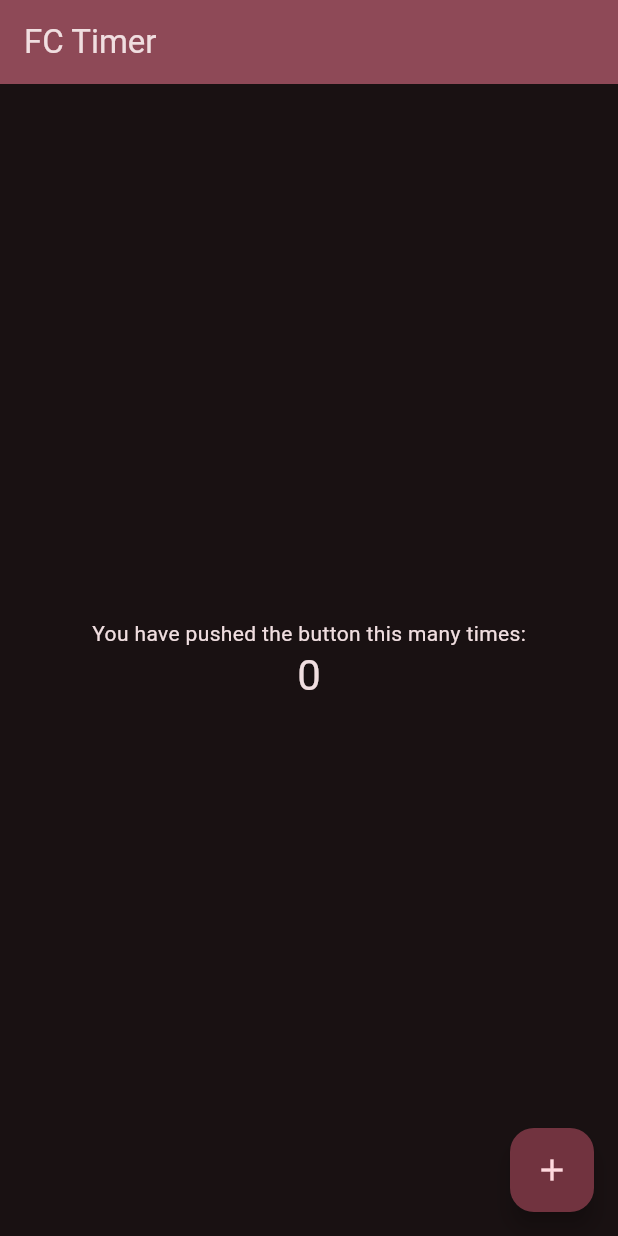
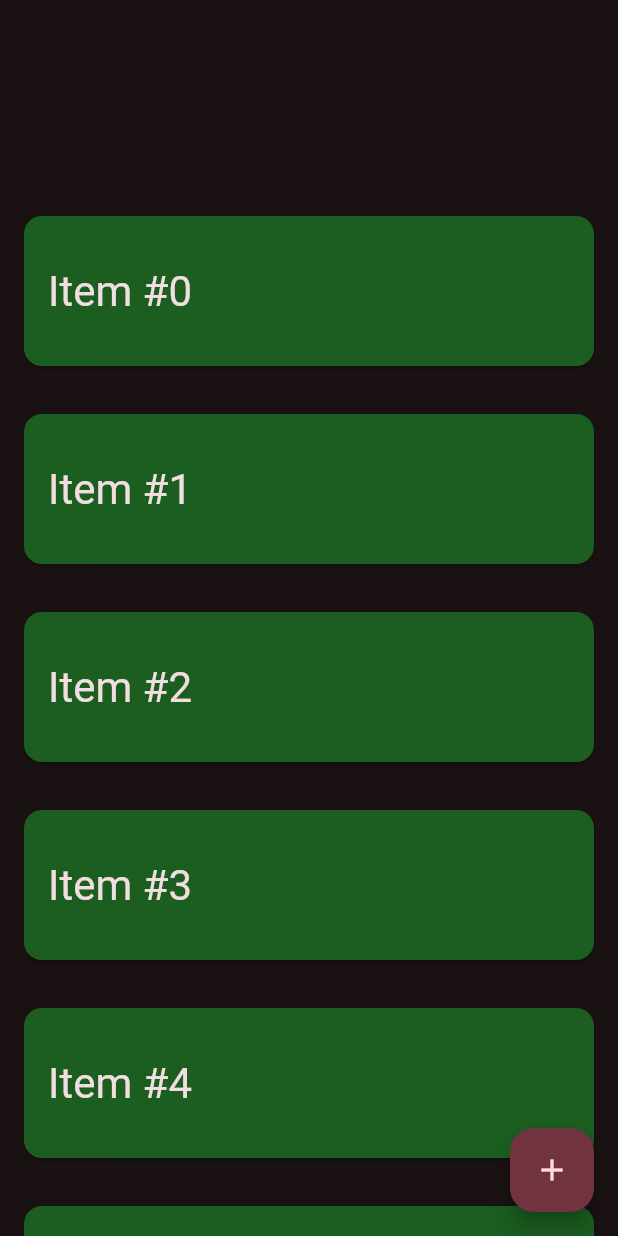
Before and after one commit to ImnIrdst/FcTimer, a Flutter app: the screen it shows after launch, on a phone screen of 412 x 824 dp. Run offline on Flutter 3.47's test engine with Material 2 defaults, Android fonts, the phone set to English and light mode, and no system bars.

Commit message:
Add the list with random colors

```diff
--- a/lib/main.dart
+++ b/lib/main.dart
@@ -29,15 +29,6 @@
 class MyHomePage extends StatefulWidget {
   const MyHomePage({super.key, required this.title});
 
-  // This widget is the home page of your application. It is stateful, meaning
-  // that it has a State object (defined below) that contains fields that affect
-  // how it looks.
-
-  // This class is the configuration for the state. It holds the values (in this
-  // case the title) provided by the parent (in this case the App widget) and
-  // used by the build method of the State. Fields in a Widget subclass are
-  // always marked "final".
-
   final String title;
 
   @override
@@ -45,64 +36,38 @@
 }
 
 class _MyHomePageState extends State<MyHomePage> {
-  int _counter = 0;
+  int _counter = 12;
 
   void _incrementCounter() {
     setState(() {
-      // This call to setState tells the Flutter framework that something has
-      // changed in this State, which causes it to rerun the build method below
-      // so that the display can reflect the updated values. If we changed
-      // _counter without calling setState(), then the build method would not be
-      // called again, and so nothing would appear to happen.
       _counter++;
     });
   }
 
   @override
   Widget build(BuildContext context) {
-    // This method is rerun every time setState is called, for instance as done
-    // by the _incrementCounter method above.
-    //
-    // The Flutter framework has been optimized to make rerunning build methods
-    // fast, so that you can just rebuild anything that needs updating rather
-    // than having to individually change instances of widgets.
     return Scaffold(
-      appBar: AppBar(
-        // TRY THIS: Try changing the color here to a specific color (to
-        // Colors.amber, perhaps?) and trigger a hot reload to see the AppBar
-        // change color while the other colors stay the same.
-        backgroundColor: Theme.of(context).colorScheme.inversePrimary,
-        // Here we take the value from the MyHomePage object that was created by
-        // the App.build method, and use it to set our appbar title.
-        title: Text(widget.title),
-      ),
+      appBar: null,
       body: Center(
-        // Center is a layout widget. It takes a single child and positions it
-        // in the middle of the parent.
-        child: Column(
-          // Column is also a layout widget. It takes a list of children and
-          // arranges them vertically. By default, it sizes itself to fit its
-          // children horizontally, and tries to be as tall as its parent.
-          //
-          // Column has various properties to control how it sizes itself and
-          // how it positions its children. Here we use mainAxisAlignment to
-          // center the children vertically; the main axis here is the vertical
-          // axis because Columns are vertical (the cross axis would be
-          // horizontal).
-          //
-          // TRY THIS: Invoke "debug painting" (choose the "Toggle Debug Paint"
-          // action in the IDE, or press "p" in the console), to see the
-          // wireframe for each widget.
-          mainAxisAlignment: MainAxisAlignment.center,
-          children: <Widget>[
-            const Text(
-              'You have pushed the button this many times:',
-            ),
-            Text(
-              '$_counter',
-              style: Theme.of(context).textTheme.headlineMedium,
-            ),
-          ],
+        child: ListView.builder(
+          padding: const EdgeInsets.symmetric(vertical: 128.0, horizontal: 0.0),
+          itemCount: _counter,
+          itemBuilder: (BuildContext context, int index) {
+            return Card(
+              color: getRandomColor().shade900,
+              margin: const EdgeInsets.all(16.0),
+              child: Padding(
+                padding: const EdgeInsets.symmetric(vertical: 32.0, horizontal: 16),
+                child: Text(
+                  "Item #$index",
+                  style: Theme
+                      .of(context)
+                      .textTheme
+                      .headlineMedium,
+                ),
+              ),
+            );
+          },
         ),
       ),
       floatingActionButton: FloatingActionButton(
@@ -112,4 +77,10 @@
       ), // This trailing comma makes auto-formatting nicer for build methods.
     );
   }
+
+  MaterialColor getRandomColor() {
+    int seed = DateTime.now().millisecondsSinceEpoch;
+    int random = Random(seed).nextInt(Colors.primaries.length);
+    return Colors.primaries[random];
+  }
 }
```
